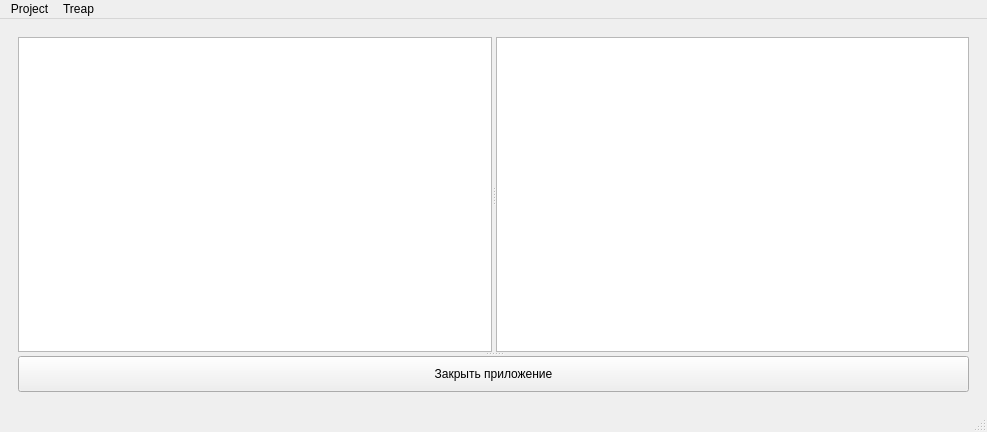
This is prashutinsky/cw/mainwindow.ui in kirja1980/spbetu_aads_2020_9384 as Qt 5 draws it before an edit. The edited form follows.
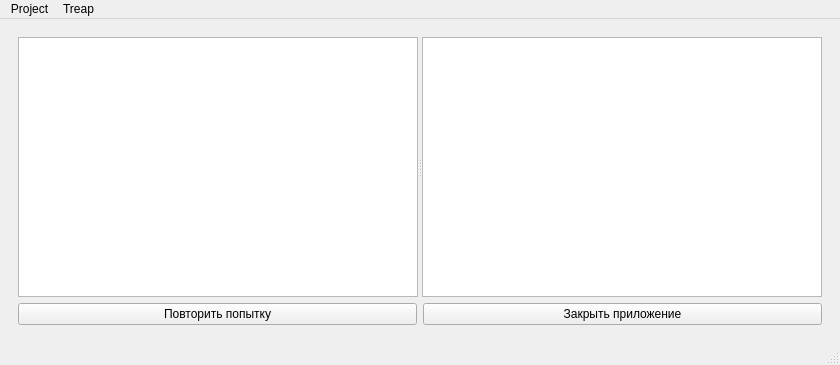
This is the edited form. The open tabs and pages were chosen to show the change.

Diff of the .ui file:
```diff
--- a/prashutinsky/cw/mainwindow.ui
+++ b/prashutinsky/cw/mainwindow.ui
@@ -6,8 +6,8 @@
    <rect>
     <x>0</x>
     <y>0</y>
-    <width>987</width>
-    <height>432</height>
+    <width>840</width>
+    <height>365</height>
    </rect>
   </property>
   <property name="windowTitle">
@@ -250,12 +250,8 @@
        </layout>
       </widget>
       <widget class="QWidget" name="results">
-       <layout class="QGridLayout" name="gridLayout_7">
-        <item row="0" column="0">
-         <widget class="QSplitter" name="splitter_22">
-          <property name="orientation">
-           <enum>Qt::Vertical</enum>
-          </property>
+       <layout class="QGridLayout" name="gridLayout_2">
+        <item row="0" column="0" colspan="2">
           <widget class="QSplitter" name="splitter_20">
            <property name="orientation">
             <enum>Qt::Horizontal</enum>
@@ -263,12 +259,20 @@
            <widget class="QTextBrowser" name="AllResults"/>
            <widget class="QTextBrowser" name="AllResults_2"/>
           </widget>
+        </item>
+        <item row="1" column="0">
+         <widget class="QPushButton" name="pushButton_3">
+          <property name="text">
+           <string>Повторить попытку</string>
+          </property>
+         </widget>
+        </item>
+        <item row="1" column="1">
           <widget class="QPushButton" name="pushButton_2">
            <property name="text">
             <string>Закрыть приложение</string>
            </property>
           </widget>
-         </widget>
         </item>
        </layout>
       </widget>
@@ -281,7 +285,7 @@
     <rect>
      <x>0</x>
      <y>0</y>
-     <width>987</width>
+     <width>840</width>
      <height>21</height>
     </rect>
    </property>
```
Left out of the diff: 42 changed lines with no effect on the pictures. Lines whose indentation alone changed are shown as unchanged.
